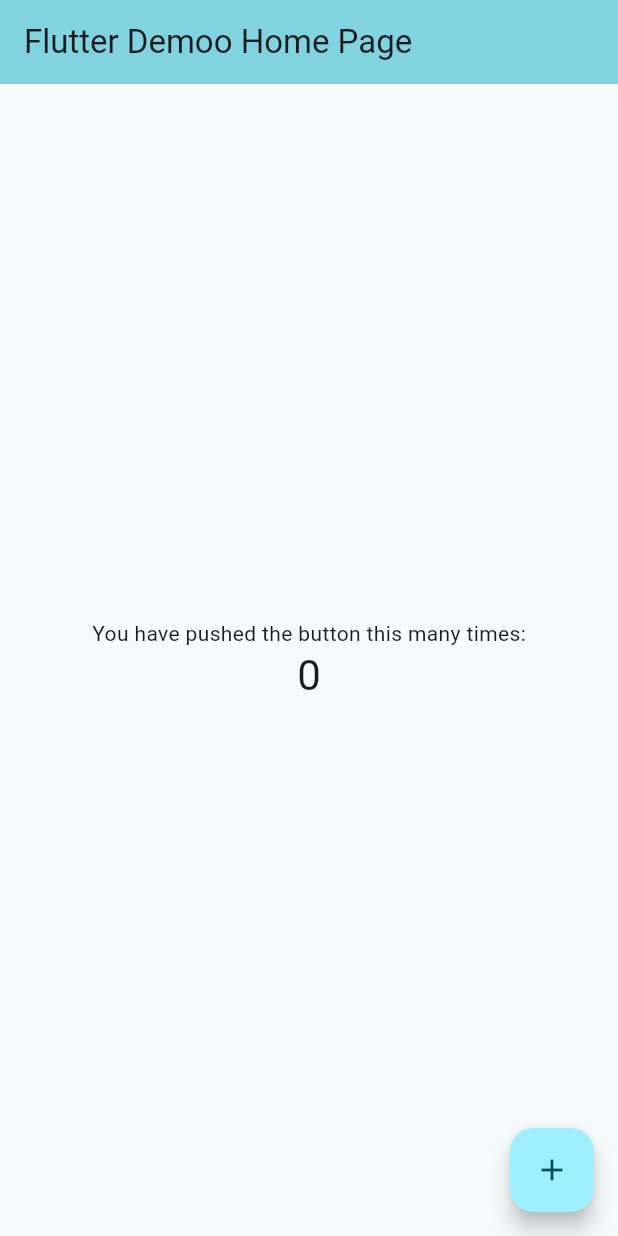
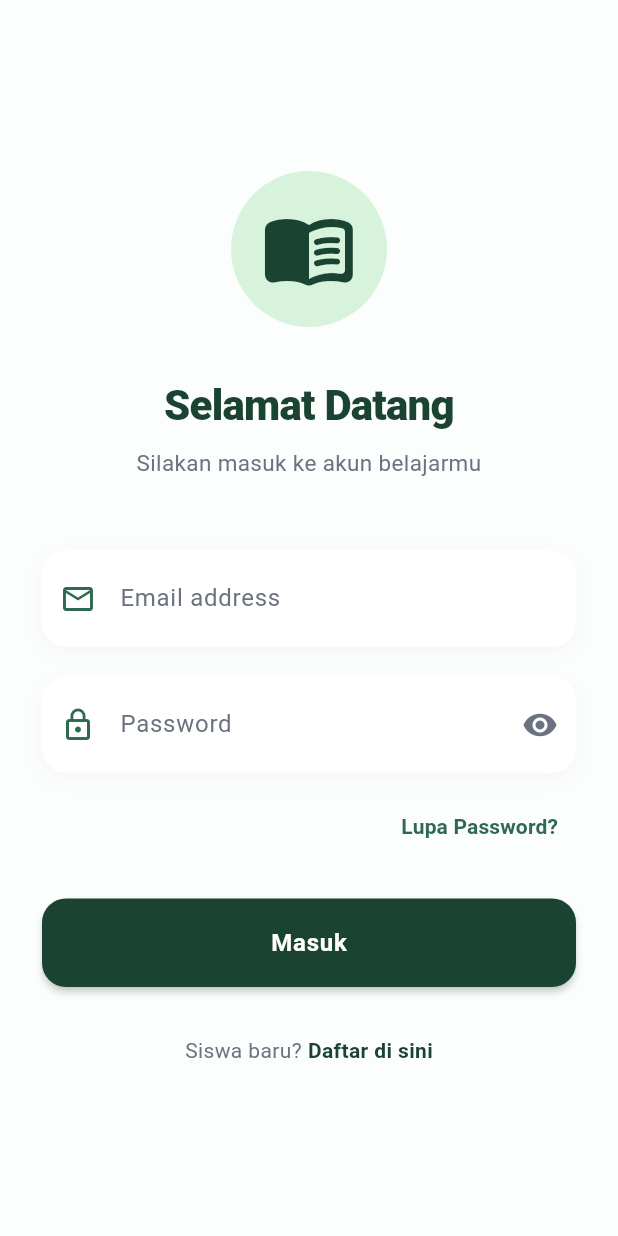
Before and after one commit to Septianhutasoit/Sister_MicroServices_ELearning, a Flutter app: the screen it shows after launch, on a phone screen of 412 x 824 dp. Run offline on Flutter 3.47's test engine with Material 3 defaults, Android fonts, the phone set to English and light mode, and no system bars.

Commit message:
uiLoginMob

```diff
--- a/mobile-app/lib/core/theme/app_colors.dart
+++ b/mobile-app/lib/core/theme/app_colors.dart
@@ -1,15 +1,28 @@
 import 'package:flutter/material.dart';
 
 class AppColors {
-  static const Color primary = Color(0xFF4F46E5);
-  static const Color primaryDark = Color(0xFF3730A3);
+  static const Color primary = Color(
+    0xFF1B4332,
+  );
+  static const Color primaryLight = Color(
+    0xFF2D6A4F,
+  );
+  static const Color primarySoft = Color(
+    0xFFD8F3DC,
+  );
+  static const Color background = Color(
+    0xFFFCFDFD,
+  );
+  static const Color surface = Colors.white;
+  static const Color textPrimary = Color(
+    0xFF1F2937,
+  );
+  static const Color textSecondary = Color(
+    0xFF6B7280,
+  );
 
-  // Warna Background & Teks
-  static const Color background = Color(0xFFF9FAFB);
-  static const Color textPrimary = Color(0xFF1F2937);
-  static const Color textSecondary = Color(0xFF6B7280);
-
-  // Warna Form
-  static const Color inputBackground = Colors.white;
+  static const Color inputBackground = Color(
+    0xFFF3F4F6,
+  );
   static const Color inputBorder = Color(0xFFE5E7EB);
 }
--- /dev/null
+++ b/mobile-app/lib/features/auth/pages/login_page.dart
@@ -0,0 +1,240 @@
+import 'package:flutter/material.dart';
+import '../../../core/theme/app_colors.dart';
+
+class LoginPage extends StatefulWidget {
+  const LoginPage({super.key});
+
+  @override
+  State<LoginPage> createState() => _LoginPageState();
+}
+
+class _LoginPageState extends State<LoginPage> {
+  bool _isPasswordVisible = false;
+
+  @override
+  Widget build(BuildContext context) {
+    return Scaffold(
+      backgroundColor: AppColors.background,
+      body: SafeArea(
+        child: Center(
+          child: SingleChildScrollView(
+            padding: const EdgeInsets.symmetric(horizontal: 28.0),
+            child: Column(
+              mainAxisAlignment: MainAxisAlignment.center,
+              crossAxisAlignment: CrossAxisAlignment.stretch,
+              children: [
+                // --- HEADER & LOGO ---
+                Center(
+                  child: Container(
+                    padding: const EdgeInsets.all(20),
+                    decoration: BoxDecoration(
+                      color: AppColors.primarySoft, // Lingkaran hijau pudar
+                      shape: BoxShape.circle,
+                    ),
+                    child: const Icon(
+                      Icons.menu_book_rounded, // Icon buku modern
+                      size: 64,
+                      color: AppColors.primary,
+                    ),
+                  ),
+                ),
+                const SizedBox(height: 32),
+
+                const Text(
+                  "Selamat Datang",
+                  textAlign: TextAlign.center,
+                  style: TextStyle(
+                    fontSize: 28,
+                    fontWeight: FontWeight.w800,
+                    color: AppColors.primary, // Judul pakai hijau tua
+                    letterSpacing: -0.5,
+                  ),
+                ),
+                const SizedBox(height: 8),
+
+                const Text(
+                  "Silakan masuk ke akun belajarmu",
+                  textAlign: TextAlign.center,
+                  style: TextStyle(
+                    fontSize: 15,
+                    color: AppColors.textSecondary,
+                  ),
+                ),
+                const SizedBox(height: 48),
+
+                // --- FORM EMAIL ---
+                Container(
+                  decoration: BoxDecoration(
+                    color: AppColors.surface,
+                    borderRadius: BorderRadius.circular(16),
+                    boxShadow: [
+                      BoxShadow(
+                        color: Colors.black.withOpacity(0.03),
+                        blurRadius: 10,
+                        offset: const Offset(0, 4),
+                      ),
+                    ],
+                  ),
+                  child: TextField(
+                    keyboardType: TextInputType.emailAddress,
+                    style: const TextStyle(fontWeight: FontWeight.w500),
+                    decoration: InputDecoration(
+                      hintText: "Email address",
+                      hintStyle: const TextStyle(
+                        color: AppColors.textSecondary,
+                        fontWeight: FontWeight.normal,
+                      ),
+                      prefixIcon: const Icon(
+                        Icons.email_outlined,
+                        color: AppColors.primaryLight,
+                      ),
+                      filled: true,
+                      fillColor: AppColors.surface,
+                      contentPadding: const EdgeInsets.symmetric(vertical: 20),
+                      border: OutlineInputBorder(
+                        borderRadius: BorderRadius.circular(16),
+                        borderSide: BorderSide.none, // Hilangkan border bawaan
+                      ),
+                      focusedBorder: OutlineInputBorder(
+                        borderRadius: BorderRadius.circular(16),
+                        borderSide: const BorderSide(
+                          color: AppColors.primary,
+                          width: 1.5,
+                        ),
+                      ),
+                    ),
+                  ),
+                ),
+                const SizedBox(height: 20),
+
+                // --- FORM PASSWORD ---
+                Container(
+                  decoration: BoxDecoration(
+                    color: AppColors.surface,
+                    borderRadius: BorderRadius.circular(16),
+                    boxShadow: [
+                      BoxShadow(
+                        color: Colors.black.withOpacity(0.03),
+                        blurRadius: 10,
+                        offset: const Offset(0, 4),
+                      ),
+                    ],
+                  ),
+                  child: TextField(
+                    obscureText: !_isPasswordVisible,
+                    style: const TextStyle(fontWeight: FontWeight.w500),
+                    decoration: InputDecoration(
+                      hintText: "Password",
+                      hintStyle: const TextStyle(
+                        color: AppColors.textSecondary,
+                        fontWeight: FontWeight.normal,
+                      ),
+                      prefixIcon: const Icon(
+                        Icons.lock_outline,
+                        color: AppColors.primaryLight,
+                      ),
+                      suffixIcon: IconButton(
+                        icon: Icon(
+                          _isPasswordVisible
+                              ? Icons.visibility_off
+                              : Icons.visibility,
+                          color: AppColors.textSecondary,
+                        ),
+                        onPressed: () {
+                          setState(() {
+                            _isPasswordVisible = !_isPasswordVisible;
+                          });
+                        },
+                      ),
+                      filled: true,
+                      fillColor: AppColors.surface,
+                      contentPadding: const EdgeInsets.symmetric(vertical: 20),
+                      border: OutlineInputBorder(
+                        borderRadius: BorderRadius.circular(16),
+                        borderSide: BorderSide.none,
+                      ),
+                      focusedBorder: OutlineInputBorder(
+                        borderRadius: BorderRadius.circular(16),
+                        borderSide: const BorderSide(
+                          color: AppColors.primary,
+                          width: 1.5,
+                        ),
+                      ),
+                    ),
+                  ),
+                ),
+
+                // --- LUPA PASSWORD ---
+                const SizedBox(height: 12),
+                Align(
+                  alignment: Alignment.centerRight,
+                  child: TextButton(
+                    onPressed: () {},
+                    style: TextButton.styleFrom(
+                      foregroundColor: AppColors.primaryLight,
+                    ),
+                    child: const Text(
+                      "Lupa Password?",
+                      style: TextStyle(fontWeight: FontWeight.w600),
+                    ),
+                  ),
+                ),
+                const SizedBox(height: 24),
+
+                // --- TOMBOL MASUK ---
+                ElevatedButton(
+                  onPressed: () {
+                    print("Login ke E-Learning...");
+                  },
+                  style: ElevatedButton.styleFrom(
+                    backgroundColor: AppColors.primary, // Warna hijau tua
+                    foregroundColor: Colors.white, // Warna text putih
+                    padding: const EdgeInsets.symmetric(vertical: 18),
+                    elevation: 2,
+                    shadowColor: AppColors.primary.withOpacity(0.5),
+                    shape: RoundedRectangleBorder(
+                      borderRadius: BorderRadius.circular(
+                        16,
+                      ), // Ujung membulat halus
+                    ),
+                  ),
+                  child: const Text(
+                    "Masuk",
+                    style: TextStyle(
+                      fontSize: 16,
+                      fontWeight: FontWeight.bold,
+                      letterSpacing: 0.5,
+                    ),
+                  ),
+                ),
+                const SizedBox(height: 32),
+
+                // --- DAFTAR ---
+                Row(
+                  mainAxisAlignment: MainAxisAlignment.center,
+                  children: [
+                    const Text(
+                      "Siswa baru?",
+                      style: TextStyle(color: AppColors.textSecondary),
+                    ),
+                    const SizedBox(width: 4),
+                    GestureDetector(
+                      onTap: () {},
+                      child: const Text(
+                        "Daftar di sini",
+                        style: TextStyle(
+                          color: AppColors.primary,
+                          fontWeight: FontWeight.bold,
+                        ),
+                      ),
+                    ),
+                  ],
+                ),
+              ],
+            ),
+          ),
+        ),
+      ),
+    );
+  }
+}
--- a/mobile-app/lib/main.dart
+++ b/mobile-app/lib/main.dart
@@ -1,5 +1,5 @@
 import 'package:flutter/material.dart';
-
+import 'features/auth/pages/login_page.dart';
 void main() {
   runApp(const MyApp());
 }
@@ -10,58 +10,14 @@
   @override
   Widget build(BuildContext context) {
     return MaterialApp(
-      title: 'Flutter Demo',
+      title: 'E-Learning App',
+      debugShowCheckedModeBanner:
+          false,
       theme: ThemeData(
-        colorScheme: ColorScheme.fromSeed(seedColor: const Color.fromARGB(255, 16, 16, 16)),
+        colorScheme: ColorScheme.fromSeed(seedColor: const Color(0xFF1B4332)),
         useMaterial3: true,
       ),
-      home: const MyHomePage(title: 'Flutter Demoo Home Page'),
+      home: const LoginPage(),
     );
   }
 }
-
-class MyHomePage extends StatefulWidget {
-  const MyHomePage({super.key, required this.title});
-
-  final String title;
-
-  @override
-  State<MyHomePage> createState() => _MyHomePageState();
-}
-
-class _MyHomePageState extends State<MyHomePage> {
-  int _counter = 0;
-
-  void _incrementCounter() {
-    setState(() {
-      _counter++;
-    });
-  }
-
-  @override
-  Widget build(BuildContext context) {
-    return Scaffold(
-      appBar: AppBar(
-        backgroundColor: Theme.of(context).colorScheme.inversePrimary,
-        title: Text(widget.title),
-      ),
-      body: Center(
-        child: Column(
-          mainAxisAlignment: MainAxisAlignment.center,
-          children: <Widget>[
-            const Text('You have pushed the button this many times:'),
-            Text(
-              '$_counter',
-              style: Theme.of(context).textTheme.headlineMedium,
-            ),
-          ],
-        ),
-      ),
-      floatingActionButton: FloatingActionButton(
-        onPressed: _incrementCounter,
-        tooltip: 'Increment',
-        child: const Icon(Icons.add),
-      ),
-    );
-  }
-}
```
